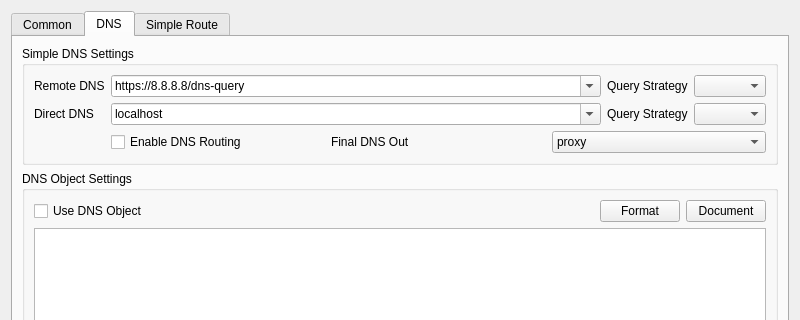
MatsuriDayo/nekoray, file ui/dialog_manage_routes.ui: the form before one commit; both pictures show x 0 to 800 and y 0 to 320 of the 800 by 600 pixel window.
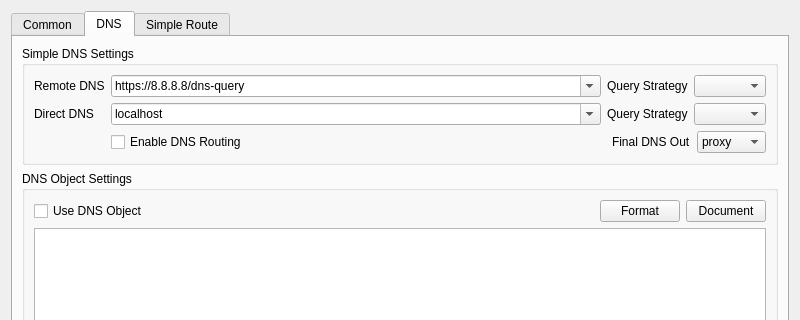
The form after the commit. The open tabs and pages were chosen to show the change.

```diff
--- a/ui/dialog_manage_routes.ui
+++ b/ui/dialog_manage_routes.ui
@@ -250,6 +250,19 @@
               </property>
              </widget>
             </item>
+            <item>
+             <spacer name="horizontalSpacer_2">
+              <property name="orientation">
+               <enum>Qt::Horizontal</enum>
+              </property>
+              <property name="sizeHint" stdset="0">
+               <size>
+                <width>40</width>
+                <height>20</height>
+               </size>
+              </property>
+             </spacer>
+            </item>
             <item>
              <widget class="QLabel" name="dns_final_out_l">
               <property name="text">
```
Left out of the diff: 1 changed line with no effect on the pictures.
